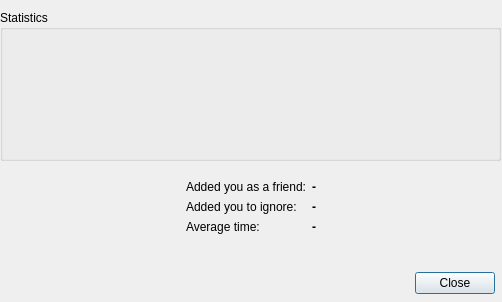
First picture: the form in ui/my_stats.ui, repository gitter-badger/simplechatclient, before the edit.
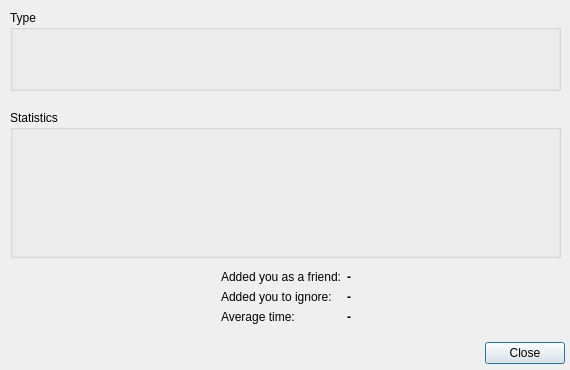
Second picture: the form after the edit. Icons and pictures are not drawn.

Commit message: user rank

The edit to the form file:
```diff
--- a/ui/my_stats.ui
+++ b/ui/my_stats.ui
@@ -6,20 +6,20 @@
    <rect>
     <x>0</x>
     <y>0</y>
-    <width>502</width>
-    <height>302</height>
+    <width>570</width>
+    <height>370</height>
    </rect>
   </property>
   <property name="minimumSize">
    <size>
-    <width>502</width>
-    <height>302</height>
+    <width>570</width>
+    <height>370</height>
    </size>
   </property>
   <property name="maximumSize">
    <size>
-    <width>502</width>
-    <height>302</height>
+    <width>570</width>
+    <height>370</height>
    </size>
   </property>
   <property name="windowTitle">
@@ -32,8 +32,8 @@
   <widget class="QDialogButtonBox" name="buttonBox">
    <property name="geometry">
     <rect>
-     <x>410</x>
-     <y>270</y>
+     <x>480</x>
+     <y>340</y>
      <width>85</width>
      <height>27</height>
     </rect>
@@ -48,10 +48,10 @@
   <widget class="QGroupBox" name="groupBox_stats">
    <property name="geometry">
     <rect>
-     <x>0</x>
-     <y>10</y>
-     <width>501</width>
-     <height>151</height>
+     <x>10</x>
+     <y>110</y>
+     <width>551</width>
+     <height>148</height>
     </rect>
    </property>
    <property name="minimumSize">
@@ -67,9 +67,9 @@
     <property name="geometry">
      <rect>
       <x>10</x>
-      <y>30</y>
-      <width>481</width>
-      <height>101</height>
+      <y>20</y>
+      <width>531</width>
+      <height>111</height>
      </rect>
     </property>
     <layout class="QHBoxLayout" name="horizontalLayout">
@@ -109,8 +109,8 @@
    <property name="geometry">
     <rect>
      <x>10</x>
-     <y>180</y>
-     <width>481</width>
+     <y>270</y>
+     <width>551</width>
      <height>67</height>
     </rect>
    </property>
@@ -198,6 +198,80 @@
     </item>
    </layout>
   </widget>
+  <widget class="QGroupBox" name="groupBox_rank">
+   <property name="geometry">
+    <rect>
+     <x>10</x>
+     <y>10</y>
+     <width>551</width>
+     <height>81</height>
+    </rect>
+   </property>
+   <property name="title">
+    <string>Type</string>
+   </property>
+   <widget class="QWidget" name="horizontalLayoutWidget_7">
+    <property name="geometry">
+     <rect>
+      <x>10</x>
+      <y>20</y>
+      <width>531</width>
+      <height>51</height>
+     </rect>
+    </property>
+    <layout class="QHBoxLayout" name="horizontalLayout_23">
+     <item>
+      <widget class="QLabel" name="label_rank_current">
+       <property name="styleSheet">
+        <string notr="true">font-weight:bold</string>
+       </property>
+       <property name="text">
+        <string/>
+       </property>
+      </widget>
+     </item>
+     <item>
+      <spacer name="horizontalSpacer_12">
+       <property name="orientation">
+        <enum>Qt::Horizontal</enum>
+       </property>
+       <property name="sizeHint" stdset="0">
+        <size>
+         <width>40</width>
+         <height>20</height>
+        </size>
+       </property>
+      </spacer>
+     </item>
+     <item>
+      <layout class="QVBoxLayout" name="verticalLayout_rank"/>
+     </item>
+     <item>
+      <spacer name="horizontalSpacer_11">
+       <property name="orientation">
+        <enum>Qt::Horizontal</enum>
+       </property>
+       <property name="sizeHint" stdset="0">
+        <size>
+         <width>40</width>
+         <height>20</height>
+        </size>
+       </property>
+      </spacer>
+     </item>
+     <item>
+      <widget class="QLabel" name="label_rank_next">
+       <property name="styleSheet">
+        <string notr="true">font-weight:bold</string>
+       </property>
+       <property name="text">
+        <string/>
+       </property>
+      </widget>
+     </item>
+    </layout>
+   </widget>
+  </widget>
  </widget>
  <resources>
   <include location="../scc.qrc"/>
```
The commit also changes 7 other files.
